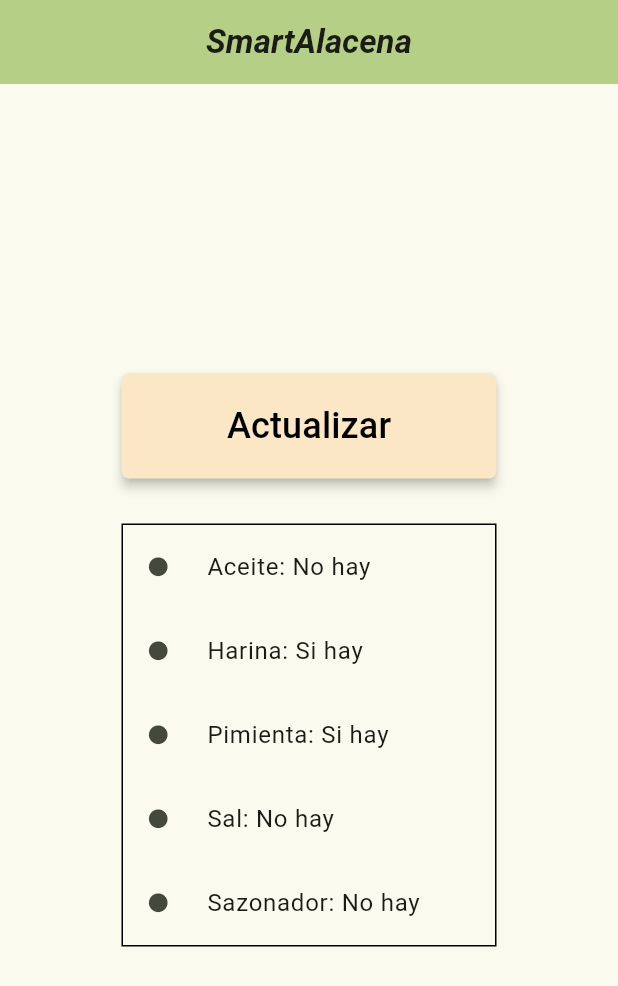
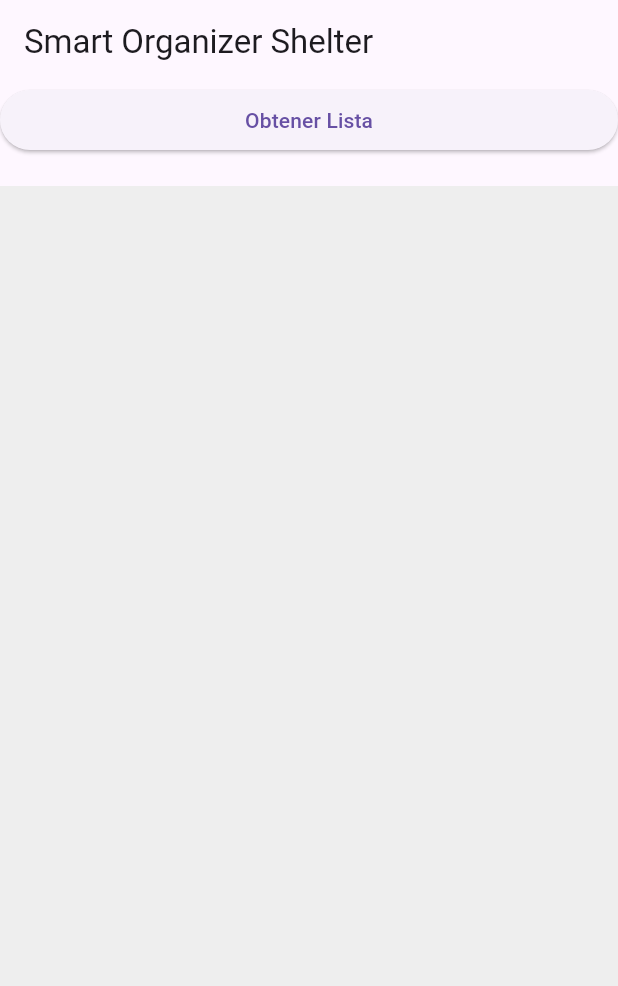
Before and after one commit to Emilio157/smartAlacena, a Flutter app: the screen it shows after launch, on a phone screen of 412 x 824 dp. Shown: the top 986 px of the screen. Run offline on Flutter 3.47's test engine with Material 3 defaults, Android fonts, the light colour scheme and no system bars; our stand-ins replace cloud_firestore, firebase_core; accounts and stored records are empty.

Commit message:
last version

```diff
--- a/lib/main.dart
+++ b/lib/main.dart
@@ -2,94 +2,53 @@
 //Importaciones de Firebase
 import 'package:firebase_core/firebase_core.dart';
 import 'firebase_options.dart';
+import 'package:cloud_firestore/cloud_firestore.dart';
 
 void main() async {
   WidgetsFlutterBinding.ensureInitialized();
   await Firebase.initializeApp(
     options: DefaultFirebaseOptions.currentPlatform,
   );
-  runApp(const MyApp());
+  runApp( FirestoreButtonWidget());
 }
 
-class MyApp extends StatelessWidget {
-  const MyApp({super.key});
+class FirestoreButtonWidget extends StatefulWidget {
+  @override
+  _FirestoreButtonWidgetState createState() => _FirestoreButtonWidgetState();
+}
+
+class _FirestoreButtonWidgetState extends State<FirestoreButtonWidget> {
+  String _displayedData = '';
 
   @override
   Widget build(BuildContext context) {
     return MaterialApp(
-      debugShowCheckedModeBanner: false,
-      title: 'smartAlacena',
-      theme: ThemeData(
-        colorScheme: ColorScheme.fromSeed(
-          seedColor: const Color.fromARGB(255, 85, 107, 47),
+      home: Scaffold(
+        appBar: AppBar(
+          title: Text('Smart Organizer Shelter'),
         ),
-      ),
-      home: const MyHomePage(title: 'SmartAlacena'),
-    );
-  }
-}
-
-class MyHomePage extends StatefulWidget {
-  const MyHomePage({super.key, required this.title});
-
-  final String title;
-
-  @override
-  State<MyHomePage> createState() => _MyHomePageState();
-}
-
-class _MyHomePageState extends State<MyHomePage> {
-  List<String> listItems = ["Aceite: No hay", "Harina: Si hay", "Pimienta: Si hay", "Sal: No hay", "Sazonador: No hay"];
-
-  @override
-  Widget build(BuildContext context) {
-    return Scaffold(
-      appBar: AppBar(
-        backgroundColor: Theme.of(context).colorScheme.inversePrimary,
-        title: Center(
-          child: Text(
-            widget.title,
-            style: const TextStyle(
-              fontWeight: FontWeight.bold,
-              fontStyle: FontStyle.italic,
+        body: Column(
+          mainAxisAlignment: MainAxisAlignment.center,
+          crossAxisAlignment: CrossAxisAlignment.stretch,
+          children: [
+            ElevatedButton(
+              onPressed: () {
+                // Lógica para recuperar los datos de Firestore
+                _retrieveDataFromFirestore();
+              },
+              child: Text('Obtener Lista'),
             ),
-          ),
-        ),
-      ),
-      body: Center(
-        child: Column(
-          mainAxisAlignment: MainAxisAlignment.center,
-          children: <Widget>[
-            ElevatedButton(
-              onPressed: (){},
-              style: ElevatedButton.styleFrom(
-                    backgroundColor: const Color.fromARGB(255, 251, 231, 198),
-                    foregroundColor: Colors.black,
-                    shadowColor: Colors.black,
-                    elevation: 3,
-                    shape: RoundedRectangleBorder(
-                        borderRadius: BorderRadius.circular(5)),
-                    minimumSize: const Size(250, 70),
+            SizedBox(height: 20),
+            Expanded(
+              child: Container(
+                padding: EdgeInsets.all(10),
+                color: Colors.grey[200],
+                child: SingleChildScrollView(
+                  child: Text(
+                    _displayedData,
+                    style: TextStyle(fontSize: 16),
                   ),
-              child: const Text("Actualizar", style: TextStyle(fontSize: 24),),
-            ),
-            const SizedBox(height: 30),
-            Container(
-              width: 250.0,
-              decoration: BoxDecoration(
-                border: Border.all(color: Colors.black),
-              ),
-              child: ListView.builder(
-                shrinkWrap: true,
-                itemCount: listItems.length,
-                itemBuilder: (context, index) {
-                  return ListTile(
-                    leading: const Icon(Icons.circle, size: 15.0),
-                    title: Text(
-                      listItems[index],
-                    ),
-                  );
-                },
+                ),
               ),
             ),
           ],
@@ -97,4 +56,26 @@
       ),
     );
   }
+
+  void _retrieveDataFromFirestore() {
+    FirebaseFirestore.instance.collection('productos').get().then((querySnapshot) {
+      String data = '';
+      querySnapshot.docs.forEach((doc) {
+        var disponible = doc.data()['disponible'];
+        var nombre = doc.data()['nombre_producto'];
+        if(disponible == "True"){
+          data += 'Producto: $nombre, Estado: No hay\n';
+
+        }else{
+          data += 'Producto: $nombre, Estado: Sí hay\n';
+
+        }
+      });
+      setState(() {
+        _displayedData = data;
+      });
+    }).catchError((error) {
+      print('Error al obtener los datos: $error');
+    });
+  }
 }
```
